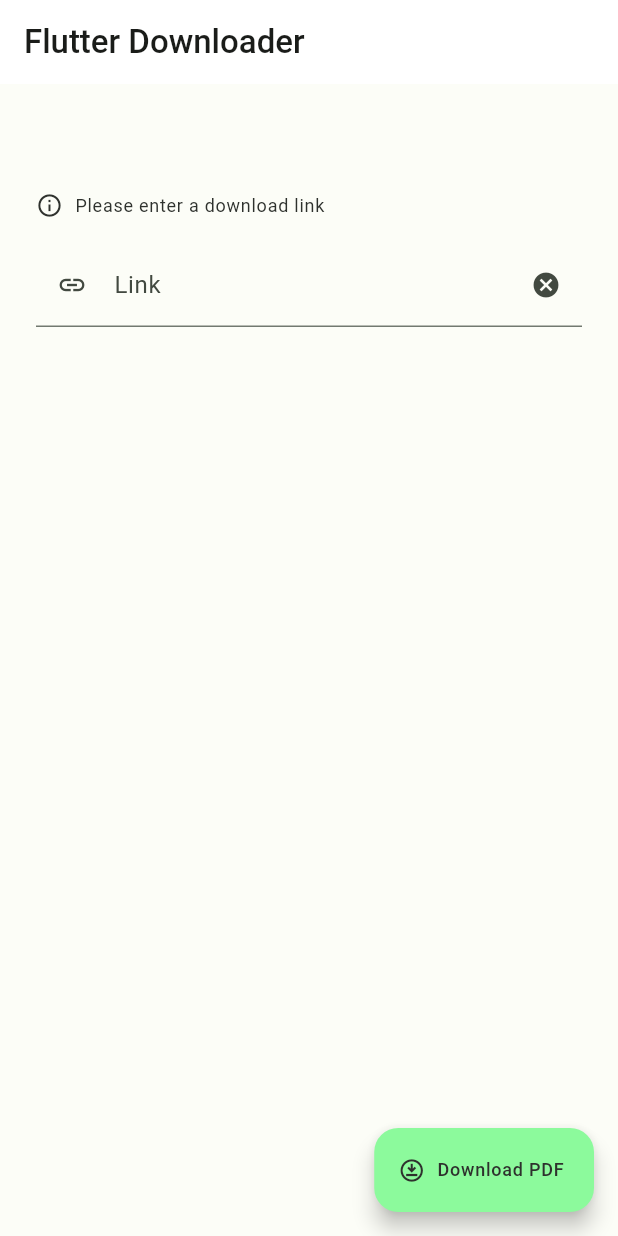
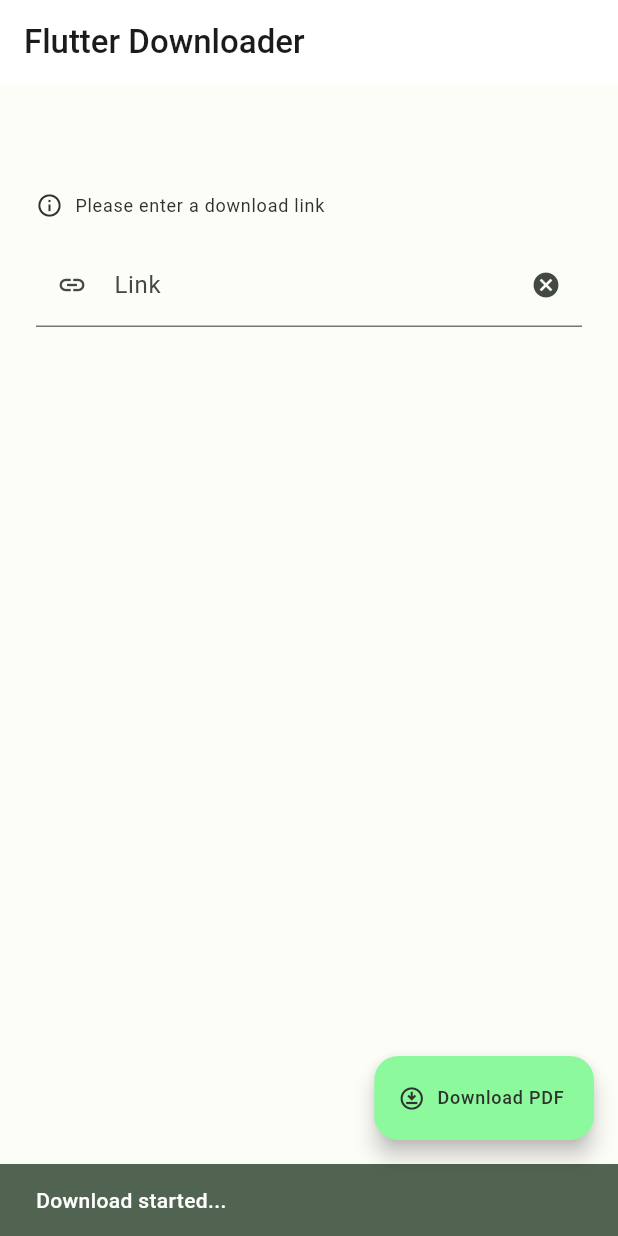
Before and after one commit to lesedipitsi123/flutter-downloader-handler, a Flutter app: the screen it shows after launch, after a tap on "Download PDF", on a phone screen of 412 x 824 dp. Run offline on Flutter 3.47's test engine with Material 3 defaults, Android fonts, the phone set to English and light mode, and no system bars; our stand-ins replace flutter_bloc, go_router.

Commit message:
feat add call back methods

```diff
--- a/lib/bloc/downloader_cubit.dart
+++ b/lib/bloc/downloader_cubit.dart
@@ -9,7 +9,7 @@ class DownloaderCubit extends Cubit<int> {
   static const _hintMethodChannelName =
       "com.bt.studios.apps.downloader_handler_flutter.downloader_handler_flutter/downloader";
 
-  void downloadFile(
+  Future<void> downloadFile(
       {required String url,
       required String filename,
       required String fileExtension}) async {
--- a/lib/ui/home_view.dart
+++ b/lib/ui/home_view.dart
@@ -21,7 +21,18 @@ class HomeView extends StatelessWidget {
                   fontWeight: FontWeight.w500)),
         ),
         floatingActionButton: FloatingActionButton.extended(
-            onPressed: () {},
+            onPressed: () async {
+              await context.read<DownloaderCubit>().downloadFile(
+                  url: textInputController.text,
+                  filename: "test",
+                  fileExtension: "pdf");
+
+              if (context.mounted) {
+                ScaffoldMessenger.of(context).showSnackBar(state != -1
+                    ? showDownloadSnackBar(context)
+                    : showErrorSnackBar(context));
+              }
+            },
             icon: Icon(Icons.download_for_offline_outlined,
                 size: 18.0,
                 color: Theme.of(context).colorScheme.inverseSurface),
@@ -59,4 +70,28 @@ class HomeView extends StatelessWidget {
       );
     });
   }
+
+  SnackBar showDownloadSnackBar(BuildContext context) {
+    return SnackBar(
+      backgroundColor: Theme.of(context).colorScheme.secondary,
+      content: Text(
+        "Download started...",
+        style: TextStyle(
+            color: Theme.of(context).colorScheme.onSecondary,
+            fontWeight: FontWeight.w500),
+      ),
+    );
+  }
+
+  SnackBar showErrorSnackBar(BuildContext context) {
+    return SnackBar(
+      backgroundColor: Theme.of(context).colorScheme.errorContainer,
+      content: Text(
+        "Error occurred",
+        style: TextStyle(
+            color: Theme.of(context).colorScheme.onErrorContainer,
+            fontWeight: FontWeight.w500),
+      ),
+    );
+  }
 }
```
